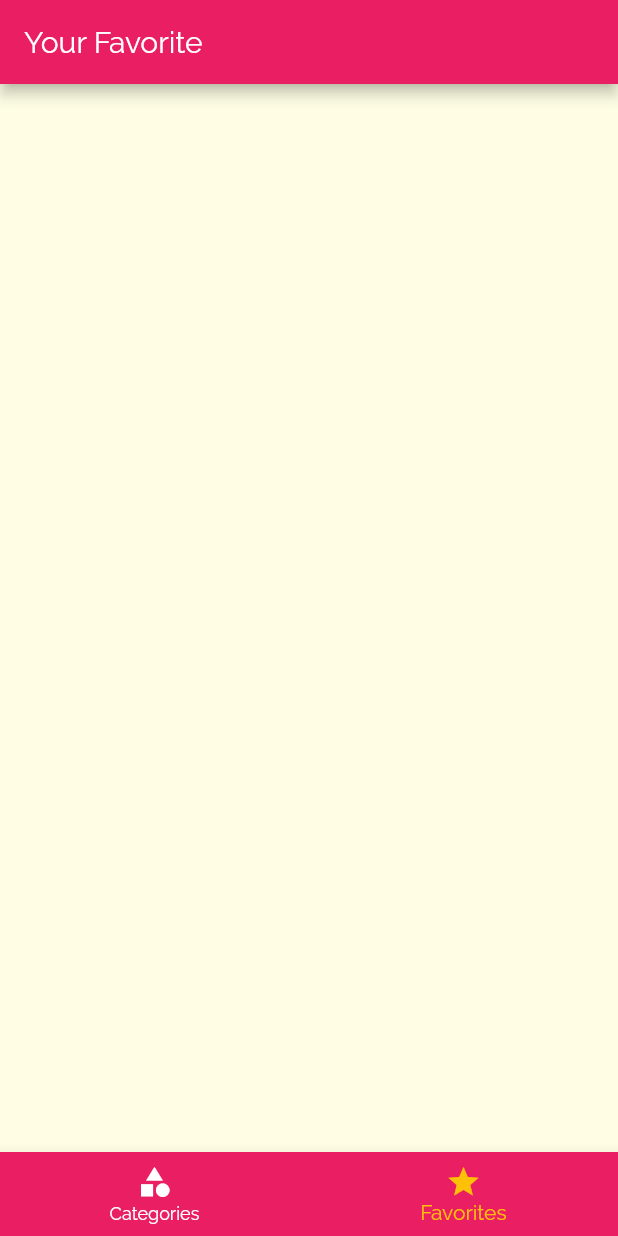
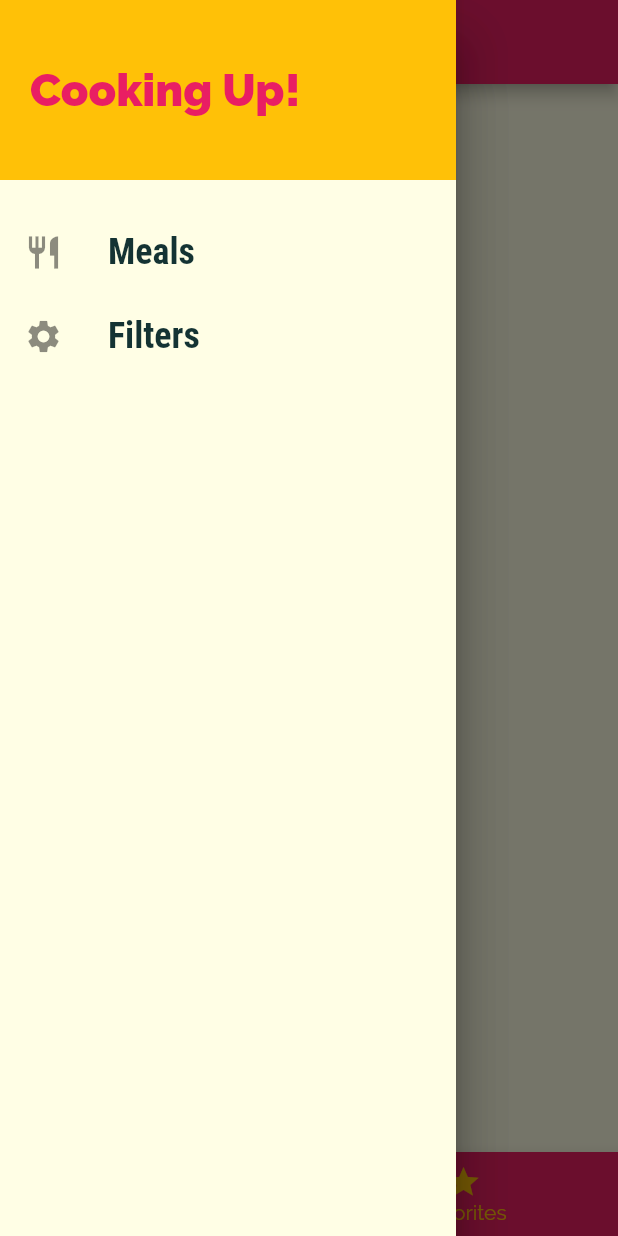
Before and after one commit to franklaercio/meals-app-flutter, a Flutter app: the screen it shows after launch, item 2 of the bottom bar chosen, with the side drawer open (before the commit the screen has no drawer), on a phone screen of 412 x 824 dp. Run offline on Flutter 3.47's test engine with Material 2 defaults, Android fonts, the phone set to English and light mode, and no system bars.

Commit message:
Replacing pages

```diff
--- a/lib/main.dart
+++ b/lib/main.dart
@@ -1,5 +1,6 @@
 import 'package:flutter/material.dart';
 import 'package:meals_app/screens/category_meals_screen.dart';
+import 'package:meals_app/screens/filters_screen.dart';
 import 'package:meals_app/screens/meal_detail_screen.dart';
 import 'package:meals_app/screens/tabs_screen.dart';
 
@@ -39,6 +40,7 @@ class MyApp extends StatelessWidget {
         '/': (ctx) => TabsScreen(),
         CategoryMealsScreen.routeName: (ctx) => CategoryMealsScreen(),
         MealDetailScreen.routeName: (ctx) => MealDetailScreen(),
+        FiltersScreen.routeName: (ctx) => FiltersScreen(),
       },
       // ignore: missing_return
       onGenerateRoute: (settings) {
--- a/lib/screens/categories_screen.dart
+++ b/lib/screens/categories_screen.dart
@@ -1,7 +1,7 @@
 import 'package:flutter/material.dart';
 
 import '../dummy_data.dart';
-import '../item/category_item.dart';
+import '../widgets/category_item.dart';
 
 class CategoriesScreen extends StatelessWidget {
   @override
--- a/lib/screens/category_meals_screen.dart
+++ b/lib/screens/category_meals_screen.dart
@@ -1,6 +1,6 @@
 import 'package:flutter/material.dart';
 import 'package:meals_app/dummy_data.dart';
-import 'package:meals_app/item/meal_item.dart';
+import 'package:meals_app/widgets/meal_item.dart';
 
 class CategoryMealsScreen extends StatelessWidget {
   static const routeName = '/category-meals';
--- a/lib/screens/favorites_screen.dart
+++ b/lib/screens/favorites_screen.dart
@@ -3,6 +3,10 @@ import 'package:flutter/material.dart';
 class FavoritesScreen extends StatelessWidget {
   @override
   Widget build(BuildContext context) {
-    return Container();
+    return Container(
+      child: Center(
+        child: Text('Filters'),
+      ),
+    );
   }
 }
--- /dev/null
+++ b/lib/screens/filters_screen.dart
@@ -0,0 +1,19 @@
+import 'package:flutter/material.dart';
+import 'package:meals_app/widgets/main_drawer.dart';
+
+class FiltersScreen extends StatelessWidget {
+  static const routeName = '/filters';
+
+  @override
+  Widget build(BuildContext context) {
+    return Scaffold(
+      appBar: AppBar(
+        title: Text('Filters'),
+      ),
+      drawer: MainDrawer(),
+      body: Center(
+        child: Text('Filters'),
+      ),
+    );
+  }
+}
--- a/lib/screens/tabs_screen.dart
+++ b/lib/screens/tabs_screen.dart
@@ -1,5 +1,6 @@
 import 'package:flutter/material.dart';
 import 'package:meals_app/screens/favorites_screen.dart';
+import 'package:meals_app/widgets/main_drawer.dart';
 
 import './categories_screen.dart';
 
@@ -10,8 +11,8 @@ class TabsScreen extends StatefulWidget {
 
 class _TabsScreenState extends State<TabsScreen> {
   final List<Map<String, Object>> _pages = [
-    {'pages': CategoriesScreen(), 'title': 'Categories'},
-    {'pages': FavoritesScreen(), 'title': 'Your Favorite'},
+    {'page': CategoriesScreen(), 'title': 'Categories'},
+    {'page': FavoritesScreen(), 'title': 'Your Favorite'},
   ];
 
   int _selectedPageIndex = 0;
@@ -27,6 +28,9 @@ class _TabsScreenState extends State<TabsScreen> {
     return Scaffold(
       appBar: AppBar(
         title: Text(_pages[_selectedPageIndex]['title']),
+      ),
+      drawer: Drawer(
+        child: MainDrawer(),
       ),
       body: _pages[_selectedPageIndex]['page'],
       bottomNavigationBar: BottomNavigationBar(
--- /dev/null
+++ b/lib/widgets/main_drawer.dart
@@ -0,0 +1,56 @@
+import 'package:flutter/material.dart';
+import 'package:meals_app/screens/filters_screen.dart';
+
+class MainDrawer extends StatelessWidget {
+  Widget buildListTile(String title, IconData icon, Function tapHandler) {
+    return ListTile(
+      leading: Icon(
+        icon,
+        size: 26,
+      ),
+      title: Text(
+        title,
+        style: TextStyle(
+          fontFamily: 'RobotoCondensed',
+          fontSize: 24,
+          fontWeight: FontWeight.bold,
+        ),
+      ),
+      onTap: tapHandler,
+    );
+  }
+
+  @override
+  Widget build(BuildContext context) {
+    return Drawer(
+      child: Column(
+        children: <Widget>[
+          Container(
+            height: 120,
+            width: double.infinity,
+            padding: EdgeInsets.all(20),
+            alignment: Alignment.centerLeft,
+            color: Theme.of(context).accentColor,
+            child: Text(
+              'Cooking Up!',
+              style: TextStyle(
+                fontWeight: FontWeight.w900,
+                fontSize: 30,
+                color: Theme.of(context).primaryColor,
+              ),
+            ),
+          ),
+          SizedBox(
+            height: 20,
+          ),
+          buildListTile('Meals', Icons.restaurant, () {
+            Navigator.of(context).pushReplacementNamed('/');
+          }),
+          buildListTile('Filters', Icons.settings, () {
+            Navigator.of(context).pushReplacementNamed(FiltersScreen.routeName);
+          }),
+        ],
+      ),
+    );
+  }
+}
```
Also changed, not shown: lib/widgets/category_item.dart (renamed from lib/item/category_item.dart), lib/widgets/meal_item.dart (renamed from lib/item/meal_item.dart).
